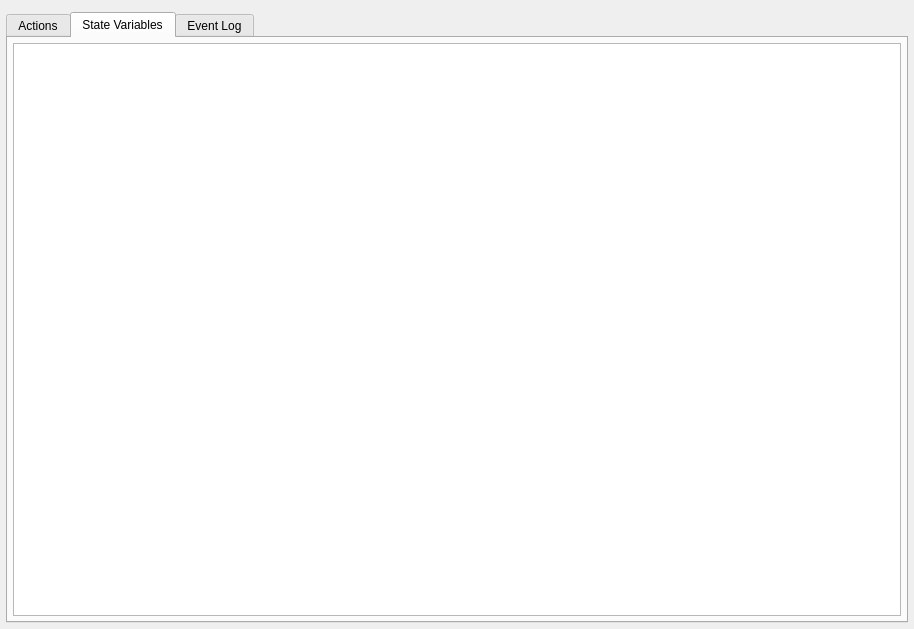
Before: the Qt Designer form src/Interface/AppController/AppController.ui in SCIInstitute/Seg3D, drawn with Qt 5.
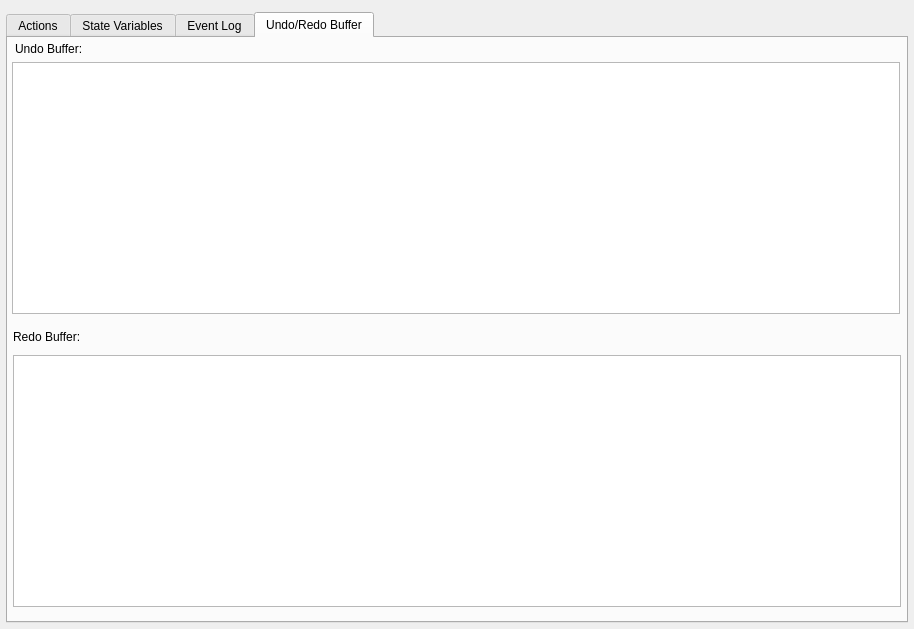
After: the same form once the commit is applied.

Commit message: fix bug in histogram equalization filter (nrrd logic). Add the undo buffer to the controller to keep track of changes. Add option to restore layer id counters so redo will happen exactly the same way. Fix an accuracy issue in the status bar.

The edit to the form file:
```diff
--- a/src/Interface/AppController/AppController.ui
+++ b/src/Interface/AppController/AppController.ui
@@ -32,7 +32,7 @@
    <item>
     <widget class="QTabWidget" name="TW_CONTROLLER">
      <property name="currentIndex">
-      <number>1</number>
+      <number>3</number>
      </property>
      <property name="usesScrollButtons">
       <bool>false</bool>
@@ -337,6 +337,111 @@
        </item>
       </layout>
      </widget>
+     <widget class="QWidget" name="tab">
+      <attribute name="title">
+       <string>Undo/Redo Buffer</string>
+      </attribute>
+      <widget class="QTableView" name="TV_UNDOBUFFER">
+       <property name="geometry">
+        <rect>
+         <x>4</x>
+         <y>24</y>
+         <width>888</width>
+         <height>252</height>
+        </rect>
+       </property>
+       <property name="frameShadow">
+        <enum>QFrame::Sunken</enum>
+       </property>
+       <property name="editTriggers">
+        <set>QAbstractItemView::NoEditTriggers</set>
+       </property>
+       <property name="alternatingRowColors">
+        <bool>true</bool>
+       </property>
+       <property name="selectionMode">
+        <enum>QAbstractItemView::NoSelection</enum>
+       </property>
+       <property name="showGrid">
+        <bool>false</bool>
+       </property>
+       <property name="cornerButtonEnabled">
+        <bool>false</bool>
+       </property>
+       <attribute name="verticalHeaderVisible">
+        <bool>false</bool>
+       </attribute>
+       <attribute name="verticalHeaderHighlightSections">
+        <bool>false</bool>
+       </attribute>
+       <attribute name="verticalHeaderMinimumSectionSize">
+        <number>12</number>
+       </attribute>
+      </widget>
+      <widget class="QLabel" name="label_2">
+       <property name="geometry">
+        <rect>
+         <x>7</x>
+         <y>3</y>
+         <width>179</width>
+         <height>16</height>
+        </rect>
+       </property>
+       <property name="text">
+        <string>Undo Buffer:</string>
+       </property>
+      </widget>
+      <widget class="QLabel" name="label_5">
+       <property name="geometry">
+        <rect>
+         <x>5</x>
+         <y>291</y>
+         <width>179</width>
+         <height>16</height>
+        </rect>
+       </property>
+       <property name="text">
+        <string>Redo Buffer:</string>
+       </property>
+      </widget>
+      <widget class="QTableView" name="TV_REDOBUFFER">
+       <property name="geometry">
+        <rect>
+         <x>5</x>
+         <y>317</y>
+         <width>888</width>
+         <height>252</height>
+        </rect>
+       </property>
+       <property name="frameShadow">
+        <enum>QFrame::Sunken</enum>
+       </property>
+       <property name="editTriggers">
+        <set>QAbstractItemView::NoEditTriggers</set>
+       </property>
+       <property name="alternatingRowColors">
+        <bool>true</bool>
+       </property>
+       <property name="selectionMode">
+        <enum>QAbstractItemView::NoSelection</enum>
+       </property>
+       <property name="showGrid">
+        <bool>false</bool>
+       </property>
+       <property name="cornerButtonEnabled">
+        <bool>false</bool>
+       </property>
+       <attribute name="verticalHeaderVisible">
+        <bool>false</bool>
+       </attribute>
+       <attribute name="verticalHeaderHighlightSections">
+        <bool>false</bool>
+       </attribute>
+       <attribute name="verticalHeaderMinimumSectionSize">
+        <number>12</number>
+       </attribute>
+      </widget>
+     </widget>
     </widget>
    </item>
   </layout>
```
Left out of the diff: 2 changed lines with no effect on the pictures. The commit also changes 20 other files.
